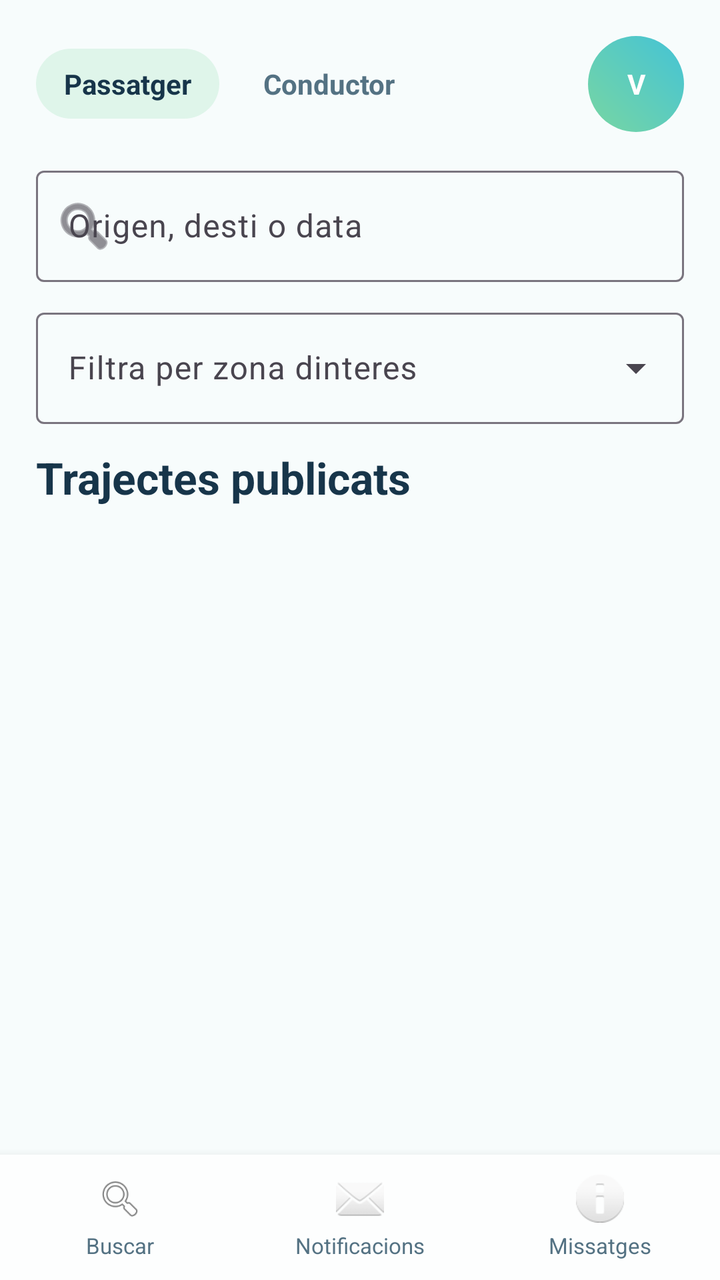
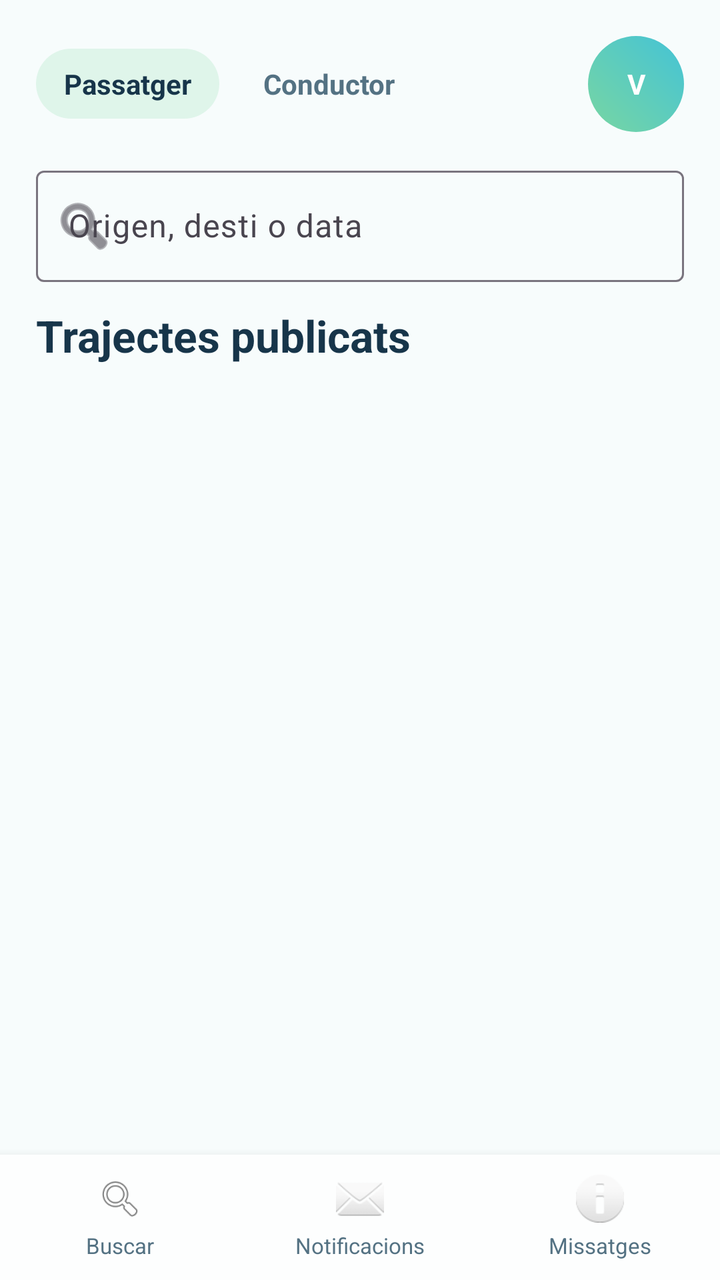

Two renders of the same Android screen: before a commit and after it. Below are the layout's source before the change and the commit's diff.
<!-- AndroidManifest.xml: application theme Theme.ViBaCar -->
<!-- res/layout/activity_pantalla_passatger.xml -->
<?xml version="1.0" encoding="utf-8"?>
<androidx.constraintlayout.widget.ConstraintLayout xmlns:android="http://schemas.android.com/apk/res/android"
    xmlns:app="http://schemas.android.com/apk/res-auto"
    android:layout_width="match_parent"
    android:layout_height="match_parent"
    android:background="@color/color_fons_suau">

    <LinearLayout
        android:id="@+id/capcalera"
        android:layout_width="0dp"
        android:layout_height="wrap_content"
        android:layout_marginStart="18dp"
        android:layout_marginTop="18dp"
        android:layout_marginEnd="18dp"
        android:gravity="center_vertical"
        android:orientation="horizontal"
        app:layout_constraintEnd_toEndOf="parent"
        app:layout_constraintStart_toStartOf="parent"
        app:layout_constraintTop_toTopOf="parent">

        <TextView
            android:id="@+id/tabPassatger"
            android:layout_width="wrap_content"
            android:layout_height="wrap_content"
            android:background="@drawable/fons_xip"
            android:paddingHorizontal="14dp"
            android:paddingVertical="8dp"
            android:text="@string/tab_passatger"
            android:textColor="@color/color_text_principal"
            android:textStyle="bold" />

        <TextView
            android:id="@+id/tabConductor"
            android:layout_width="wrap_content"
            android:layout_height="wrap_content"
            android:layout_marginStart="8dp"
            android:paddingHorizontal="14dp"
            android:paddingVertical="8dp"
            android:text="@string/tab_conductor"
            android:textColor="@color/color_text_secundari"
            android:textStyle="bold" />

        <Space
            android:layout_width="0dp"
            android:layout_height="1dp"
            android:layout_weight="1" />

        <FrameLayout
            android:id="@+id/botoPerfil"
            android:layout_width="48dp"
            android:layout_height="48dp">

            <com.google.android.material.imageview.ShapeableImageView
                android:id="@+id/imatgePerfil"
                android:layout_width="match_parent"
                android:layout_height="match_parent"
                android:scaleType="centerCrop"
                android:visibility="gone"
                app:shapeAppearanceOverlay="@style/FormaAvatarCercle" />

            <TextView
                android:id="@+id/txtInicialAvatar"
                android:layout_width="match_parent"
                android:layout_height="match_parent"
                android:background="@drawable/fons_avatar"
                android:gravity="center"
                android:text="V"
                android:textColor="@color/color_text_clar"
                android:textStyle="bold" />
        </FrameLayout>
    </LinearLayout>

    <com.google.android.material.textfield.TextInputLayout
        android:id="@+id/layoutCerca"
        style="@style/Widget.Material3.TextInputLayout.OutlinedBox"
        android:layout_width="0dp"
        android:layout_height="wrap_content"
        android:layout_marginStart="18dp"
        android:layout_marginTop="14dp"
        android:layout_marginEnd="18dp"
        android:hint="@string/principal_cerca_hint"
        app:layout_constraintEnd_toEndOf="parent"
        app:layout_constraintStart_toStartOf="parent"
        app:layout_constraintTop_toBottomOf="@id/capcalera"
        app:startIconDrawable="@android:drawable/ic_menu_search">

        <com.google.android.material.textfield.TextInputEditText
            android:id="@+id/campCerca"
            android:layout_width="match_parent"
            android:layout_height="wrap_content" />
    </com.google.android.material.textfield.TextInputLayout>

    <com.google.android.material.textfield.TextInputLayout
        android:id="@+id/layoutZona"
        style="@style/Widget.Material3.TextInputLayout.OutlinedBox.ExposedDropdownMenu"
        android:layout_width="0dp"
        android:layout_height="wrap_content"
        android:layout_marginStart="18dp"
        android:layout_marginTop="10dp"
        android:layout_marginEnd="18dp"
        android:hint="@string/filtre_zona_titol"
        app:layout_constraintEnd_toEndOf="parent"
        app:layout_constraintStart_toStartOf="parent"
        app:layout_constraintTop_toBottomOf="@id/layoutCerca">

        <com.google.android.material.textfield.MaterialAutoCompleteTextView
            android:id="@+id/campFiltreZona"
            android:layout_width="match_parent"
            android:layout_height="wrap_content"
            android:inputType="none" />
    </com.google.android.material.textfield.TextInputLayout>

    <TextView
        android:id="@+id/txtTitolLlista"
        android:layout_width="0dp"
        android:layout_height="wrap_content"
        android:layout_marginStart="18dp"
        android:layout_marginTop="12dp"
        android:layout_marginEnd="18dp"
        android:text="@string/passatger_llista_titol"
        android:textColor="@color/color_text_principal"
        android:textSize="22sp"
        android:textStyle="bold"
        app:layout_constraintEnd_toEndOf="parent"
        app:layout_constraintStart_toStartOf="parent"
        app:layout_constraintTop_toBottomOf="@id/layoutZona" />

    <androidx.recyclerview.widget.RecyclerView
        android:id="@+id/llistaViatges"
        android:layout_width="0dp"
        android:layout_height="0dp"
        android:layout_marginStart="18dp"
        android:layout_marginTop="10dp"
        android:layout_marginEnd="18dp"
        android:clipToPadding="false"
        android:paddingBottom="8dp"
        app:layout_constraintBottom_toTopOf="@id/bottomNav"
        app:layout_constraintEnd_toEndOf="parent"
        app:layout_constraintStart_toStartOf="parent"
        app:layout_constraintTop_toBottomOf="@id/txtTitolLlista" />

    <TextView
        android:id="@+id/txtBuit"
        android:layout_width="0dp"
        android:layout_height="wrap_content"
        android:layout_marginHorizontal="28dp"
        android:gravity="center"
        android:text="@string/passatger_buit"
        android:textColor="@color/color_text_secundari"
        android:visibility="gone"
        app:layout_constraintBottom_toBottomOf="@id/llistaViatges"
        app:layout_constraintEnd_toEndOf="@id/llistaViatges"
        app:layout_constraintStart_toStartOf="@id/llistaViatges"
        app:layout_constraintTop_toTopOf="@id/llistaViatges" />

    <include
        android:id="@+id/bottomNav"
        layout="@layout/bottom_nav"
        android:layout_width="0dp"
        android:layout_height="wrap_content"
        app:layout_constraintBottom_toBottomOf="parent"
        app:layout_constraintEnd_toEndOf="parent"
        app:layout_constraintStart_toStartOf="parent" />

</androidx.constraintlayout.widget.ConstraintLayout>
<!-- res/layout/bottom_nav.xml (included above) -->
<?xml version="1.0" encoding="utf-8"?>
<LinearLayout xmlns:android="http://schemas.android.com/apk/res/android"
    android:layout_width="match_parent"
    android:layout_height="wrap_content"
    android:background="@color/color_targeta"
    android:elevation="8dp"
    android:orientation="horizontal">

    <LinearLayout
        android:id="@+id/navBuscar"
        android:layout_width="0dp"
        android:layout_height="wrap_content"
        android:layout_weight="1"
        android:clickable="true"
        android:focusable="true"
        android:background="?attr/selectableItemBackground"
        android:gravity="center"
        android:orientation="vertical"
        android:paddingVertical="10dp">

        <ImageView
            android:layout_width="24dp"
            android:layout_height="24dp"
            android:src="@android:drawable/ic_menu_search"
            android:contentDescription="@string/nav_buscar" />

        <TextView
            android:layout_width="wrap_content"
            android:layout_height="wrap_content"
            android:layout_marginTop="4dp"
            android:text="@string/nav_buscar"
            android:textColor="@color/color_text_secundari"
            android:textSize="11sp" />
    </LinearLayout>

    <LinearLayout
        android:id="@+id/navNotificacions"
        android:layout_width="0dp"
        android:layout_height="wrap_content"
        android:layout_weight="1"
        android:clickable="true"
        android:focusable="true"
        android:background="?attr/selectableItemBackground"
        android:gravity="center"
        android:orientation="vertical"
        android:paddingVertical="10dp">

        <FrameLayout
            android:layout_width="wrap_content"
            android:layout_height="wrap_content">

            <ImageView
                android:id="@+id/iconaNotificacions"
                android:layout_width="24dp"
                android:layout_height="24dp"
                android:src="@android:drawable/ic_dialog_email"
                android:contentDescription="@string/nav_notificacions" />

            <View
                android:id="@+id/badgeNotificacions"
                android:layout_width="8dp"
                android:layout_height="8dp"
                android:layout_gravity="top|end"
                android:background="@color/color_error"
                android:visibility="gone" />
        </FrameLayout>

        <TextView
            android:layout_width="wrap_content"
            android:layout_height="wrap_content"
            android:layout_marginTop="4dp"
            android:text="@string/nav_notificacions"
            android:textColor="@color/color_text_secundari"
            android:textSize="11sp" />
    </LinearLayout>

    <LinearLayout
        android:id="@+id/navMissatges"
        android:layout_width="0dp"
        android:layout_height="wrap_content"
        android:layout_weight="1"
        android:clickable="true"
        android:focusable="true"
        android:background="?attr/selectableItemBackground"
        android:gravity="center"
        android:orientation="vertical"
        android:paddingVertical="10dp">

        <ImageView
            android:layout_width="24dp"
            android:layout_height="24dp"
            android:src="@android:drawable/ic_dialog_info"
            android:contentDescription="@string/nav_missatges" />

        <TextView
            android:layout_width="wrap_content"
            android:layout_height="wrap_content"
            android:layout_marginTop="4dp"
            android:text="@string/nav_missatges"
            android:textColor="@color/color_text_secundari"
            android:textSize="11sp" />
    </LinearLayout>

</LinearLayout>
<!-- resources referenced by this layout -->
<resources>
  <color name="color_error">#C74E4E</color>
  <color name="color_fons_suau">#F7FCFC</color>
  <color name="color_targeta">#FDFEFE</color>
  <color name="color_text_clar">#FFFFFF</color>
  <color name="color_text_principal">#17354A</color>
  <color name="color_text_secundari">#547283</color>
  <!-- drawable fons_avatar (drawable) -->
  <?xml version="1.0" encoding="utf-8"?>
  <shape xmlns:android="http://schemas.android.com/apk/res/android" android:shape="oval">
      <gradient
          android:angle="45"
          android:endColor="@color/color_principal"
          android:startColor="@color/color_secundari" />
  </shape>
  <!-- drawable fons_xip (drawable) -->
  <?xml version="1.0" encoding="utf-8"?>
  <shape xmlns:android="http://schemas.android.com/apk/res/android">
      <solid android:color="@color/color_xip" />
      <corners android:radius="18dp" />
  </shape>
  <string name="filtre_zona_titol">Filtra per zona dinteres</string>
  <string name="nav_buscar">Buscar</string>
  <string name="nav_missatges">Missatges</string>
  <string name="nav_notificacions">Notificacions</string>
  <string name="passatger_buit">Ara mateix no hi ha cap viatge que coincideixi amb la cerca.</string>
  <string name="passatger_llista_titol">Trajectes publicats</string>
  <string name="principal_cerca_hint">Origen, desti o data</string>
  <string name="tab_conductor">Conductor</string>
  <string name="tab_passatger">Passatger</string>
  <style name="FormaAvatarCercle" parent="">
          <item name="cornerFamily">rounded</item>
          <item name="cornerSize">50%</item>
      </style>
  <style name="Theme.ViBaCar" parent="Base.Theme.ViBaCar" />
  <color name="color_principal">#44C3D6</color>
  <color name="color_secundari">#78D6A2</color>
  <color name="color_xip">#DFF5EA</color>
  <style name="Base.Theme.ViBaCar" parent="Theme.Material3.Light.NoActionBar">
          <item name="colorPrimary">@color/color_principal</item>
          <item name="colorOnPrimary">@color/color_text_clar</item>
          <item name="colorSecondary">@color/color_secundari</item>
          <item name="android:statusBarColor">@android:color/transparent</item>
          <item name="android:navigationBarColor">@color/color_fons</item>
          <item name="android:windowLightStatusBar">true</item>
          <item name="android:windowBackground">@color/color_fons</item>
      </style>
  <color name="color_fons">#EAF8F8</color>
</resources>

<!-- the commit's change to res/layout/activity_pantalla_passatger.xml (unified diff, before → after) -->
@@ -90,26 +90,6 @@
             android:layout_height="wrap_content" />
     </com.google.android.material.textfield.TextInputLayout>
 
-    <com.google.android.material.textfield.TextInputLayout
-        android:id="@+id/layoutZona"
-        style="@style/Widget.Material3.TextInputLayout.OutlinedBox.ExposedDropdownMenu"
-        android:layout_width="0dp"
-        android:layout_height="wrap_content"
-        android:layout_marginStart="18dp"
-        android:layout_marginTop="10dp"
-        android:layout_marginEnd="18dp"
-        android:hint="@string/filtre_zona_titol"
-        app:layout_constraintEnd_toEndOf="parent"
-        app:layout_constraintStart_toStartOf="parent"
-        app:layout_constraintTop_toBottomOf="@id/layoutCerca">
-
-        <com.google.android.material.textfield.MaterialAutoCompleteTextView
-            android:id="@+id/campFiltreZona"
-            android:layout_width="match_parent"
-            android:layout_height="wrap_content"
-            android:inputType="none" />
-    </com.google.android.material.textfield.TextInputLayout>
-
     <TextView
         android:id="@+id/txtTitolLlista"
         android:layout_width="0dp"
@@ -123,7 +103,7 @@
         android:textStyle="bold"
         app:layout_constraintEnd_toEndOf="parent"
         app:layout_constraintStart_toStartOf="parent"
-        app:layout_constraintTop_toBottomOf="@id/layoutZona" />
+        app:layout_constraintTop_toBottomOf="@id/layoutCerca" />
 
     <androidx.recyclerview.widget.RecyclerView
         android:id="@+id/llistaViatges"
<!-- resource entries referenced after the edit -->
@@ -20,7 +20,6 @@
       <solid android:color="@color/color_xip" />
       <corners android:radius="18dp" />
   </shape>
-  <string name="filtre_zona_titol">Filtra per zona dinteres</string>
   <string name="nav_buscar">Buscar</string>
   <string name="nav_missatges">Missatges</string>
   <string name="nav_notificacions">Notificacions</string>
